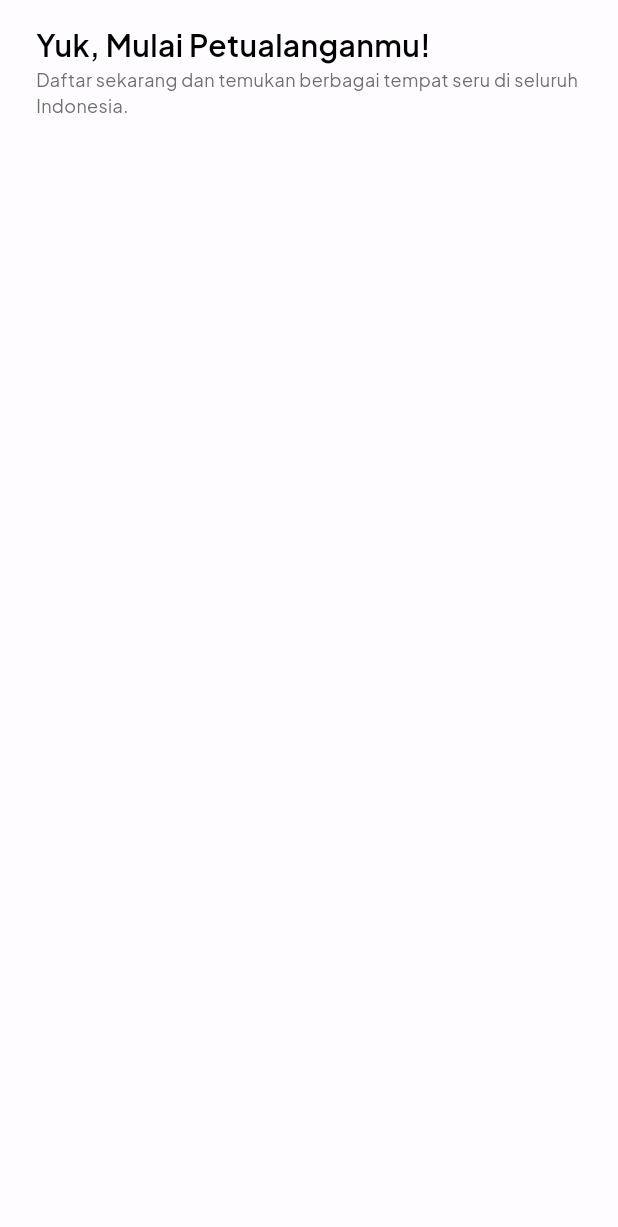
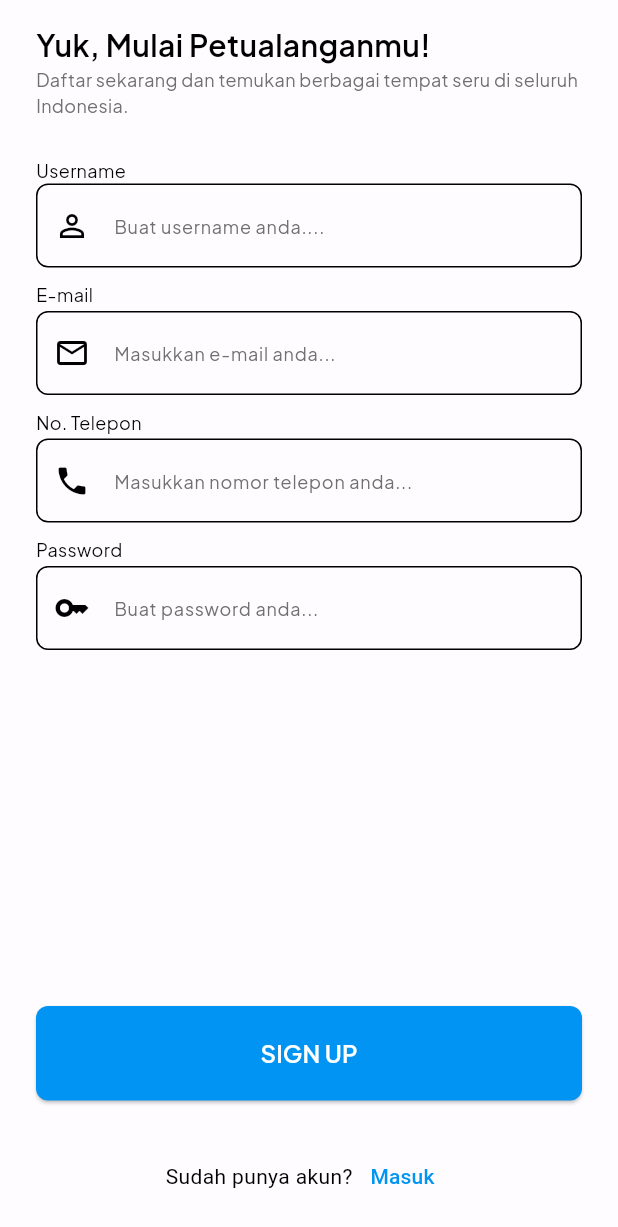
Before and after one commit to VandyRzky/Praktikum_PBB, a Flutter app: the screen it shows after launch, on a phone screen of 412 x 824 dp. Shown: the top 1227 px of the screen. Run offline on Flutter 3.47's test engine with Material 3 defaults, Android fonts, the phone set to English and light mode, and no system bars; our stand-ins replace google_fonts.

Commit message:
feat: membuat sign up form

```diff
--- a/lib/main.dart
+++ b/lib/main.dart
@@ -1,6 +1,6 @@
 import 'package:flutter/material.dart';
 import 'package:gotravel/pages/login/login.dart';
-import 'package:gotravel/pages/signup/signup.dar.dart';
+import 'package:gotravel/pages/signup/signup.dart';
 import 'package:gotravel/pages/welcome/welcome.dart';
 
 void main() {
--- a/lib/pages/signup/signup.dar.dart
+++ /dev/null
@@ -1,35 +0,0 @@
-
-
-import 'package:flutter/material.dart';
-import 'package:google_fonts/google_fonts.dart';
-
-class SignUp extends StatefulWidget{
-  @override
-  _SignUpState createState() => _SignUpState();
-}
-
-class _SignUpState extends State<SignUp>{
-  @override
-  Widget build(BuildContext context) {
-    return Scaffold(
-      backgroundColor: Theme.of(context).scaffoldBackgroundColor,
-      body: SafeArea(
-          child: Padding(
-            padding: EdgeInsetsGeometry.symmetric(horizontal: 24, vertical: 16),
-            child: Column(
-              crossAxisAlignment: CrossAxisAlignment.start,
-              mainAxisAlignment: MainAxisAlignment.start,
-              children: [
-                Text("Yuk, Mulai Petualanganmu!",
-                  style: GoogleFonts.plusJakartaSans(fontSize: 20, fontWeight: FontWeight.w600, color: Theme.of(context).colorScheme.onBackground),),
-                Text("Daftar sekarang dan temukan berbagai tempat seru di seluruh Indonesia.",
-                  style: GoogleFonts.plusJakartaSans(fontSize: 12, fontWeight: FontWeight.w400, color: Theme.of(context).colorScheme.secondary),),
-
-
-              ],
-            ),
-          )
-      ),
-    );
-  }
-}
--- /dev/null
+++ b/lib/pages/signup/signup.dart
@@ -0,0 +1,177 @@
+
+
+import 'package:flutter/material.dart';
+import 'package:google_fonts/google_fonts.dart';
+
+class SignUp extends StatefulWidget{
+  @override
+  _SignUpState createState() => _SignUpState();
+}
+
+class _SignUpState extends State<SignUp>{
+
+  final TextEditingController _usernameController = TextEditingController();
+  final TextEditingController _emailController = TextEditingController();
+  final TextEditingController _phoneController = TextEditingController();
+  final TextEditingController _passwordController = TextEditingController();
+
+
+  @override
+  Widget build(BuildContext context) {
+    return Scaffold(
+      backgroundColor: Theme.of(context).scaffoldBackgroundColor,
+      body: SafeArea(
+          child: Padding(
+            padding: EdgeInsetsGeometry.symmetric(horizontal: 24, vertical: 16),
+            child: Column(
+              crossAxisAlignment: CrossAxisAlignment.start,
+              mainAxisAlignment: MainAxisAlignment.start,
+              children: [
+                Text("Yuk, Mulai Petualanganmu!",
+                  style: GoogleFonts.plusJakartaSans(fontSize: 20, fontWeight: FontWeight.w600, color: Theme.of(context).colorScheme.onBackground),),
+                Text("Daftar sekarang dan temukan berbagai tempat seru di seluruh Indonesia.",
+                  style: GoogleFonts.plusJakartaSans(fontSize: 12,
+                      fontWeight: FontWeight.w400,
+                      color: Theme.of(context).colorScheme.secondary),
+                ),
+                Spacer(flex: 1,),
+                Text("Username", style: GoogleFonts.plusJakartaSans(
+                    fontSize: 12,
+                    fontWeight: FontWeight.w400,
+                    color: Theme.of(context).colorScheme.onBackground)),
+                TextField(
+                  controller: _usernameController,
+                  decoration: InputDecoration(
+                      hintText: "Buat username anda....",
+                      hintStyle: GoogleFonts.plusJakartaSans(
+                        fontSize: 12,
+                        fontWeight: FontWeight.w400,
+                        color: Theme.of(context).colorScheme.secondary),
+                        border: OutlineInputBorder(
+                          borderRadius: BorderRadius.circular(8),
+                          borderSide: BorderSide(
+                              color: Theme.of(context).colorScheme.secondary.withOpacity(0.8),
+                              width: 1.5),
+                    ),
+                      prefixIcon: Icon(Icons.person_outline, color: Theme.of(context).colorScheme.onBackground,)
+                  ),
+
+                ),
+                const SizedBox(height: 10,),
+
+                Text("E-mail", style: GoogleFonts.plusJakartaSans(
+                    fontSize: 12,
+                    fontWeight: FontWeight.w400,
+                    color: Theme.of(context).colorScheme.onBackground)),
+                const SizedBox(height: 2,),
+                TextField(
+                  controller: _emailController,
+                  decoration: InputDecoration(
+                    hintText: "Masukkan e-mail anda...",
+                    hintStyle: GoogleFonts.plusJakartaSans(
+                        fontSize: 12,
+                        fontWeight: FontWeight.w400,
+                        color: Theme.of(context).colorScheme.secondary),
+                      border: OutlineInputBorder(
+                        borderRadius: BorderRadius.circular(8),
+                        borderSide: BorderSide(
+                            color: Theme.of(context).colorScheme.secondary.withOpacity(0.8),
+                            width: 1.5),
+                      ),
+                      prefixIcon: Icon(Icons.email_outlined,
+                        color: Theme.of(context).colorScheme.onBackground,)
+                  ),
+                ),
+                const SizedBox(height: 10,),
+
+                Text("No. Telepon", style: GoogleFonts.plusJakartaSans(
+                    fontSize: 12,
+                    fontWeight: FontWeight.w400,
+                    color: Theme.of(context).colorScheme.onBackground)),
+                const SizedBox(height: 2,),
+                TextField(
+                  controller: _phoneController,
+                  decoration: InputDecoration(
+                      hintText: "Masukkan nomor telepon anda...",
+                      hintStyle: GoogleFonts.plusJakartaSans(
+                          fontSize: 12,
+                          fontWeight: FontWeight.w400,
+                          color: Theme.of(context).colorScheme.secondary),
+                      border: OutlineInputBorder(
+                        borderRadius: BorderRadius.circular(8),
+                        borderSide: BorderSide(
+                            color: Theme.of(context).colorScheme.secondary.withOpacity(0.8),
+                            width: 1.5),
+                      ),
+                      prefixIcon: Icon(Icons.phone,
+                        color: Theme.of(context).colorScheme.onBackground,)
+                  ),
+                ),
+                const SizedBox(height: 10,),
+
+                Text("Password", style: GoogleFonts.plusJakartaSans(
+                    fontSize: 12,
+                    fontWeight: FontWeight.w400,
+                    color: Theme.of(context).colorScheme.onBackground)),
+                const SizedBox(height: 2,),
+                TextField(
+                  controller: _passwordController,
+                  obscureText: true,
+                  decoration: InputDecoration(
+                      hintText: "Buat password anda...",
+                      hintStyle: GoogleFonts.plusJakartaSans(
+                          fontSize: 12,
+                          fontWeight: FontWeight.w400,
+                          color: Theme.of(context).colorScheme.secondary),
+                      border: OutlineInputBorder(
+                        borderRadius: BorderRadius.circular(8),
+                        borderSide: BorderSide(
+                            color: Theme.of(context).colorScheme.secondary.withOpacity(0.8),
+                            width: 1.5),
+                      ),
+                      prefixIcon: Icon(Icons.key_outlined,
+                        color: Theme.of(context).colorScheme.onBackground,)
+                  ),
+                ),
+                Spacer(flex: 9,),
+                ElevatedButton(
+                    style: ElevatedButton.styleFrom(
+                        backgroundColor: Theme.of(context).primaryColor,
+                        padding: EdgeInsets.symmetric(horizontal: 50, vertical: 20,),
+                        shape: RoundedRectangleBorder(
+                          borderRadius: BorderRadius.circular(8),
+                        )
+                    ),
+                    onPressed: (){
+                      // Belum dibuat
+                    },
+                    child: Center(
+                        child: Text(
+                          "SIGN UP", style: GoogleFonts.plusJakartaSans(color: Theme.of(context).colorScheme.onPrimary,
+                            fontSize: 16, fontWeight: FontWeight.w600),
+                        )
+                    )
+                ),
+                Spacer(flex: 1,),
+
+                Row(
+                  mainAxisAlignment: MainAxisAlignment.center,
+                  children: [
+                    Text("Sudah punya akun?"),
+                    TextButton(
+                        style: TextButton.styleFrom(
+                            overlayColor: Colors.transparent
+                        ),
+                        onPressed: () {},
+                        child: Text("Masuk"))
+                  ],
+                )
+
+
+              ],
+            ),
+          )
+      ),
+    );
+  }
+}
```
